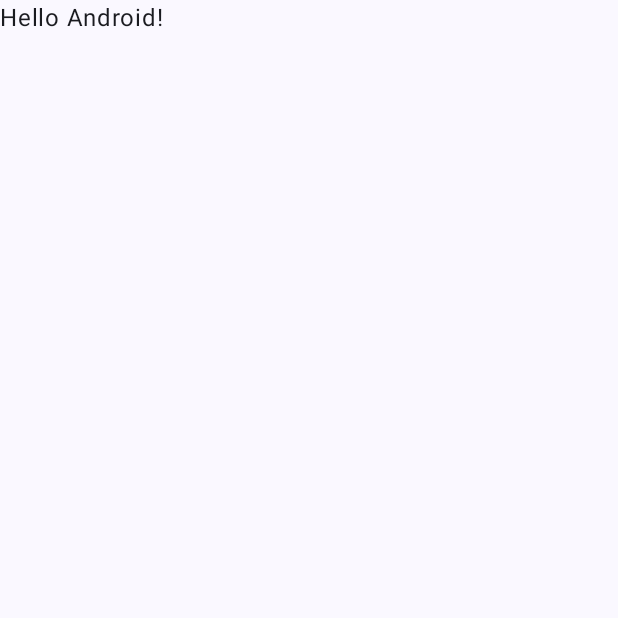
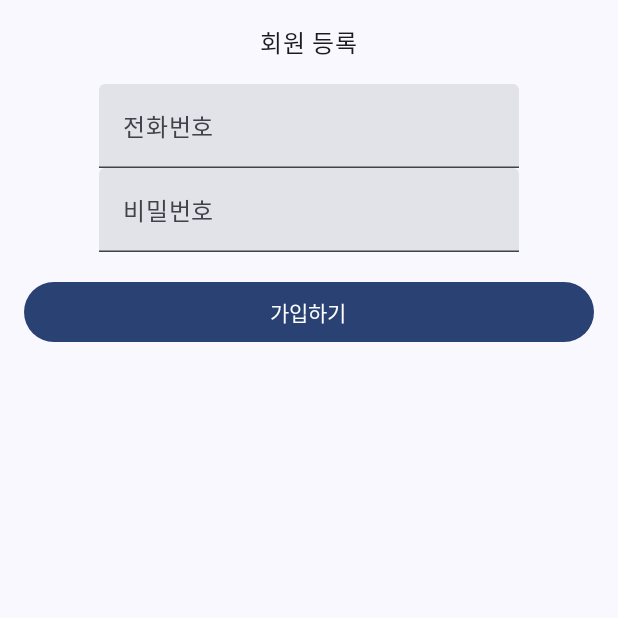
Before and after one commit to GNU-CodeRoid/MyStamp-User, an Android app built with Jetpack Compose: the screen it shows after launch (MainActivity before the commit, RegisterActivity after it), on a phone screen of 412 x 824 dp, the top half of it. Before the commit the part shown is almost empty. Run offline under Robolectric (Android 15) with nearby library versions, the phone set to English and light mode, and no system bars.

Commit message:
회원가입 화면 구현

```diff
--- a/app/build.gradle.kts
+++ b/app/build.gradle.kts
@@ -65,11 +65,13 @@ dependencies {
     implementation("androidx.compose.ui:ui-graphics")
     implementation("androidx.compose.ui:ui-tooling-preview")
     implementation("androidx.compose.material3:material3")
+    implementation(platform("androidx.compose:compose-bom:2023.03.00"))
     testImplementation("junit:junit:4.13.2")
     androidTestImplementation("androidx.test.ext:junit:1.1.5")
     androidTestImplementation("androidx.test.espresso:espresso-core:3.5.1")
     androidTestImplementation(platform("androidx.compose:compose-bom:2023.03.00"))
     androidTestImplementation("androidx.compose.ui:ui-test-junit4")
+    androidTestImplementation(platform("androidx.compose:compose-bom:2023.03.00"))
     debugImplementation("androidx.compose.ui:ui-tooling")
     debugImplementation("androidx.compose.ui:ui-test-manifest")
 }
--- a/app/src/main/java/com/example/mystamp/MainActivity.kt
+++ b/app/src/main/java/com/example/mystamp/activity/MainActivity.kt
@@ -1,5 +1,6 @@
-package com.example.mystamp
+package com.example.mystamp.activity
 
+import android.content.Intent
 import android.os.Bundle
 import androidx.activity.ComponentActivity
 import androidx.activity.compose.setContent
@@ -23,6 +24,8 @@ class MainActivity : ComponentActivity() {
                     color = MaterialTheme.colorScheme.background
                 ) {
                     Greeting("Android")
+                    val intent = Intent(this,RegisterActivity::class.java)
+                    startActivity(intent)
                 }
             }
         }
--- /dev/null
+++ b/app/src/main/java/com/example/mystamp/activity/RegisterActivity.kt
@@ -0,0 +1,98 @@
+package com.example.mystamp.activity
+
+import android.app.Activity
+import android.os.Bundle
+import androidx.activity.ComponentActivity
+import androidx.activity.compose.setContent
+import androidx.compose.foundation.layout.Arrangement
+import androidx.compose.foundation.layout.Column
+import androidx.compose.foundation.layout.Spacer
+import androidx.compose.foundation.layout.fillMaxSize
+import androidx.compose.foundation.layout.fillMaxWidth
+import androidx.compose.foundation.layout.height
+import androidx.compose.foundation.layout.padding
+import androidx.compose.material3.Button
+import androidx.compose.material3.ExperimentalMaterial3Api
+import androidx.compose.material3.MaterialTheme
+import androidx.compose.material3.Surface
+import androidx.compose.material3.Text
+import androidx.compose.material3.TextField
+import androidx.compose.runtime.Composable
+import androidx.compose.runtime.getValue
+import androidx.compose.runtime.mutableStateOf
+import androidx.compose.runtime.remember
+import androidx.compose.runtime.setValue
+import androidx.compose.ui.Alignment
+import androidx.compose.ui.Modifier
+import androidx.compose.ui.platform.LocalContext
+import androidx.compose.ui.text.input.PasswordVisualTransformation
+import androidx.compose.ui.tooling.preview.Preview
+import androidx.compose.ui.unit.dp
+import com.example.mystamp.ui.theme.MyStampTheme
+
+class RegisterActivity : ComponentActivity() {
+    override fun onCreate(savedInstanceState: Bundle?) {
+        super.onCreate(savedInstanceState)
+        setContent {
+            MyStampTheme {
+                // A surface container using the 'background' color from the theme
+                Surface(
+                    modifier = Modifier.fillMaxSize(),
+                    color = MaterialTheme.colorScheme.background
+                ) {
+                    RegistrationScreen()
+                }
+            }
+        }
+    }
+}
+
+@OptIn(ExperimentalMaterial3Api::class)
+@Composable
+private fun RegistrationScreen() {
+    var phoneNumber by remember { mutableStateOf("") }
+    var password by remember { mutableStateOf("") }
+
+    val activity = LocalContext.current as Activity
+
+    Column(
+        modifier = Modifier
+            .fillMaxSize()
+            .padding(16.dp),
+        horizontalAlignment = Alignment.CenterHorizontally
+    ) {
+        Text("회원 등록")
+        Spacer(modifier = Modifier.height(16.dp))
+        TextField(
+            value = phoneNumber,
+            onValueChange = { phoneNumber = it },
+            label = { Text("전화번호") }
+        )
+
+        TextField(
+            value = password,
+            onValueChange = { password = it },
+            label = { Text("비밀번호") },
+            visualTransformation = PasswordVisualTransformation()
+        )
+        Spacer(modifier = Modifier.height(16.dp))
+        Button(
+            onClick = { register(activity) },
+            modifier = Modifier.fillMaxWidth()
+        ) {
+            Text("가입하기")
+        }
+    }
+}
+
+@Preview(showBackground = true)
+@Composable
+private fun RegistrationScreenPreview() {
+    MyStampTheme {
+        RegistrationScreen()
+    }
+}
+
+private fun register(activity: Activity){
+    activity.finish()
+}
--- a/app/src/main/res/values/colors.xml
+++ b/app/src/main/res/values/colors.xml
@@ -7,4 +7,8 @@
     <color name="teal_700">#FF018786</color>
     <color name="black">#FF000000</color>
     <color name="white">#FFFFFFFF</color>
+    <color name="light_blue_400">#FF29B6F6</color>
+    <color name="light_blue_600">#FF039BE5</color>
+    <color name="gray_400">#FFBDBDBD</color>
+    <color name="gray_600">#FF757575</color>
 </resources>
--- a/app/src/main/res/values/strings.xml
+++ b/app/src/main/res/values/strings.xml
@@ -1,3 +1,4 @@
 <resources>
     <string name="app_name">MyStamp</string>
+    <string name="title_activity_register">RegisterActivity</string>
 </resources>
```
Also changed, not shown: app/src/main/AndroidManifest.xml (+6 -1 lines).
